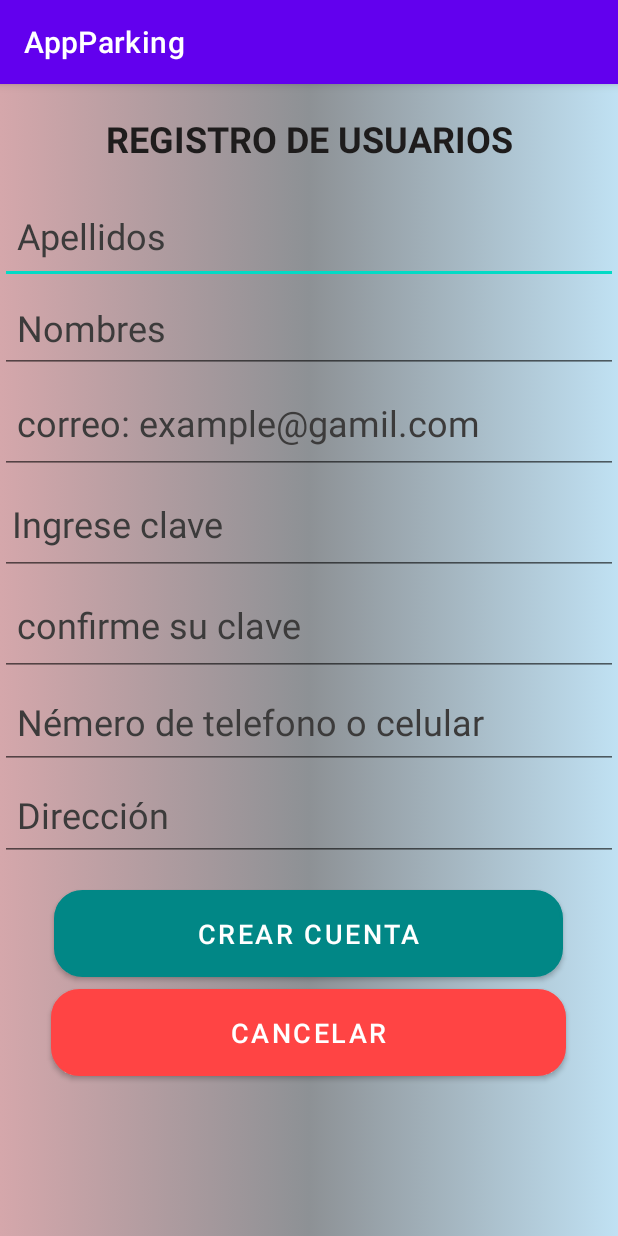
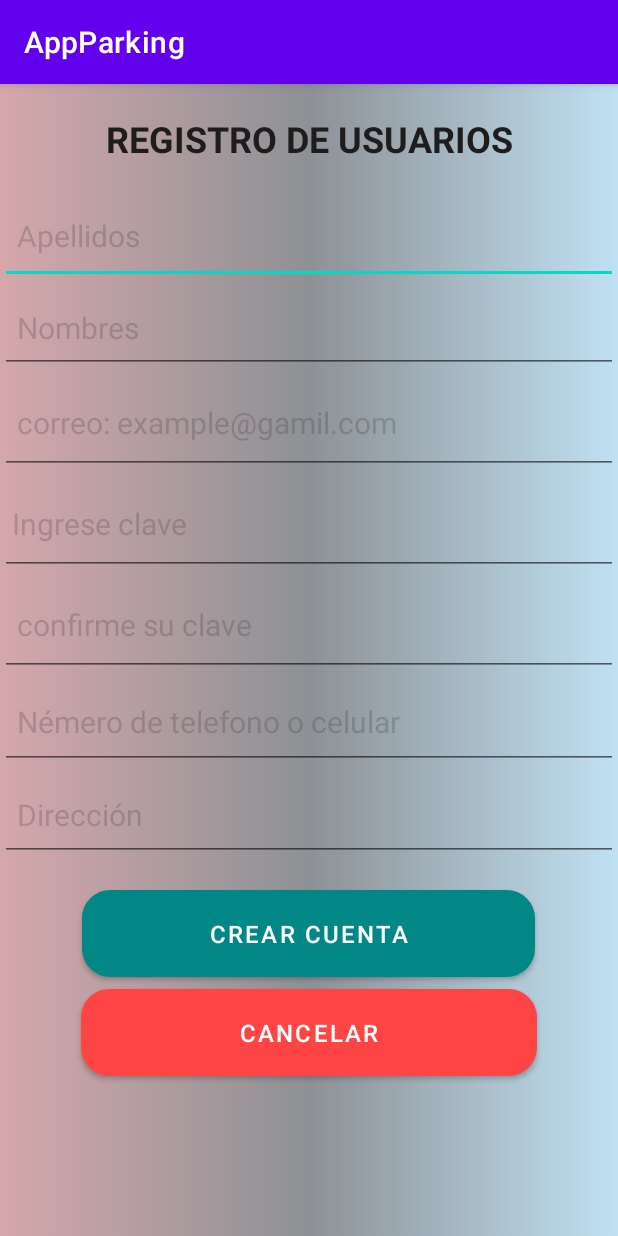
Before and after one commit to Alatriz18/AppParking1, an Android app: the activity_registro screen opened directly, with no data from a screen before it, on a phone screen of 412 x 824 dp. Run offline under Robolectric (Android 15) with nearby library versions, the phone set to English and light mode, and no system bars.

Commit message:
Update activity_registro.xml

```diff
--- a/app/src/main/res/layout/activity_registro.xml
+++ b/app/src/main/res/layout/activity_registro.xml
@@ -33,8 +33,8 @@
             android:hint="Apellidos"
             android:inputType="textPersonName"
             android:paddingLeft="11dp"
-            android:textColorHint="#3C3B3B"
-            android:textSize="24sp" />
+            android:textColorHint="#392E2C2C"
+            android:textSize="20sp" />
 
         <EditText
             android:id="@+id/txtNombres"
@@ -44,8 +44,8 @@
             android:hint="Nombres"
             android:inputType="textPersonName"
             android:paddingLeft="11dp"
-            android:textColorHint="#3C3B3B"
-            android:textSize="24sp" />
+            android:textColorHint="#392E2C2C"
+            android:textSize="20sp" />
 
         <EditText
             android:id="@+id/txtCorreo"
@@ -57,8 +57,8 @@
             android:hint="correo: example@gamil.com"
             android:inputType="textEmailAddress"
             android:paddingLeft="11dp"
-            android:textColorHint="#3C3B3B"
-            android:textSize="24sp" />
+            android:textColorHint="#392E2C2C"
+            android:textSize="20sp" />
 
         <EditText
             android:id="@+id/txtIngreseClave"
@@ -70,8 +70,8 @@
             android:hint="Ingrese clave"
             android:inputType="textPassword"
             android:paddingLeft="8dp"
-            android:textColorHint="#3C3B3B"
-            android:textSize="24sp" />
+            android:textColorHint="#392E2C2C"
+            android:textSize="20sp" />
 
         <EditText
             android:id="@+id/txtConfirmeClave"
@@ -83,8 +83,8 @@
             android:hint="confirme su clave"
             android:inputType="textPassword"
             android:paddingLeft="11dp"
-            android:textColorHint="#3C3B3B"
-            android:textSize="24sp" />
+            android:textColorHint="#392E2C2C"
+            android:textSize="20sp" />
 
         <EditText
             android:id="@+id/txtNumero"
@@ -96,8 +96,8 @@
             android:hint="Némero de telefono o celular"
             android:inputType="phone"
             android:paddingLeft="11dp"
-            android:textColorHint="#3C3B3B"
-            android:textSize="24sp" />
+            android:textColorHint="#392E2C2C"
+            android:textSize="20sp" />
 
         <EditText
             android:id="@+id/txtDireccion"
@@ -107,8 +107,8 @@
             android:hint="Dirección"
             android:inputType="textPersonName"
             android:paddingLeft="11dp"
-            android:textColorHint="#3C3B3B"
-            android:textSize="24sp" />
+            android:textColorHint="#392E2C2C"
+            android:textSize="20sp" />
 
         <TextView
             android:id="@+id/textView14"
@@ -117,13 +117,13 @@
 
         <Button
             android:id="@+id/btCrear"
-            android:layout_width="339dp"
+            android:layout_width="302dp"
             android:layout_height="58dp"
             android:layout_gravity="center"
             android:background="@drawable/borde_botones1"
             android:onClick="registrarUsuario"
             android:text="crear cuenta"
-            android:textSize="18sp"
+            android:textSize="16sp"
             app:backgroundTint="@color/teal_700" />
 
         <TextView
@@ -133,13 +133,13 @@
 
         <Button
             android:id="@+id/btCancelar"
-            android:layout_width="343dp"
+            android:layout_width="304dp"
             android:layout_height="58dp"
             android:layout_gravity="center"
             android:background="@drawable/borde_botones1"
             android:onClick="cerrarPantallaRegistro"
             android:text="cancelar"
-            android:textSize="18sp"
+            android:textSize="16sp"
             app:backgroundTint="@android:color/holo_red_light" />
 
     </LinearLayout>
```
